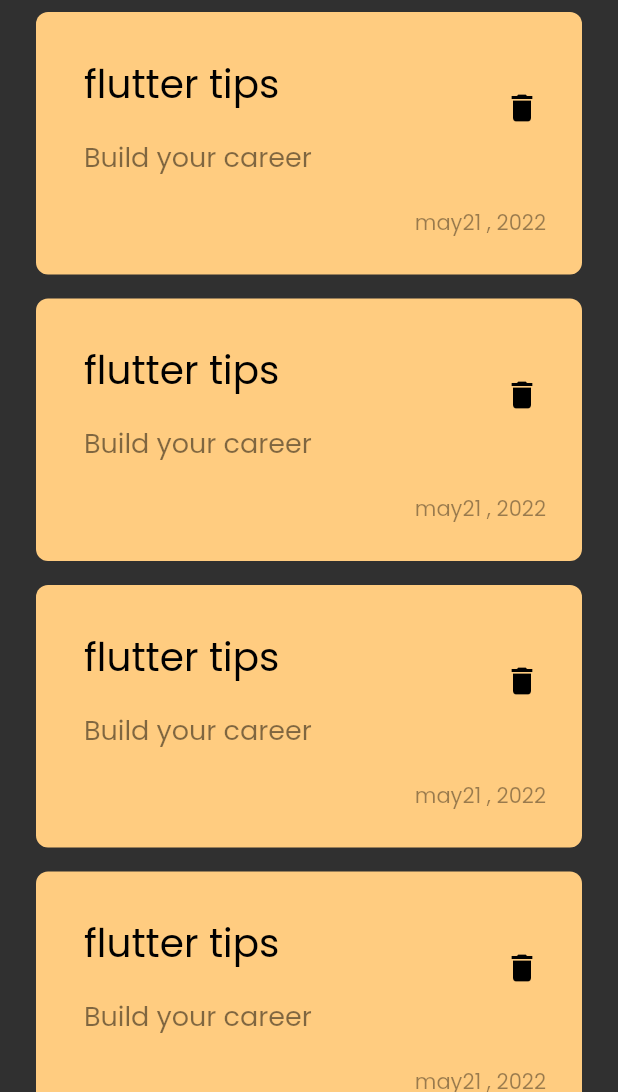
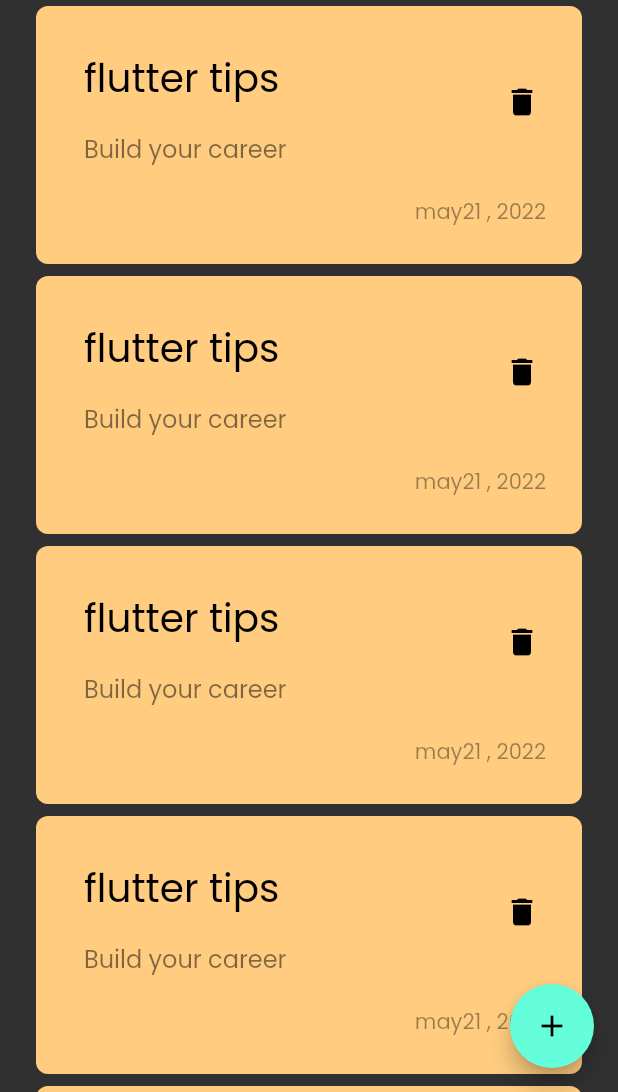
Before and after one commit to Ali1910/notesapp, a Flutter app: the screen it shows after launch, on a phone screen of 412 x 824 dp, the part 144-1236 px from its top. Run offline on Flutter 3.47's test engine with Material 2 defaults, Android fonts, the phone set to English and light mode, and no system bars.

Commit message:
adding floating action button

```diff
--- a/lib/views/Notes_view.dart
+++ b/lib/views/Notes_view.dart
@@ -8,8 +8,12 @@ class NotesView extends StatelessWidget {
 
   @override
   Widget build(BuildContext context) {
-    return const Scaffold(
-      body: NotesViewBody(),
+    return Scaffold(
+      body: const NotesViewBody(),
+      floatingActionButton: FloatingActionButton(
+        onPressed: () {},
+        child: const Icon(Icons.add),
+      ),
     );
   }
 }
--- a/lib/views/widgets/listveiwitems.dart
+++ b/lib/views/widgets/listveiwitems.dart
@@ -11,7 +11,7 @@ class Noteslistview extends StatelessWidget {
     return ListView.builder(
       itemBuilder: ((context, index) {
         return const Padding(
-          padding: EdgeInsets.symmetric(vertical: 8.0),
+          padding: EdgeInsets.symmetric(vertical: 4.0),
           child: Noteitem(),
         );
       }),
--- a/lib/views/widgets/noteitem.dart
+++ b/lib/views/widgets/noteitem.dart
@@ -27,7 +27,7 @@ class Noteitem extends StatelessWidget {
               child: Text(
                 'Build your career',
                 style: TextStyle(
-                    color: Colors.black.withOpacity(0.5), fontSize: 18),
+                    color: Colors.black.withOpacity(0.5), fontSize: 16),
               ),
             ),
             trailing: IconButton(
```
